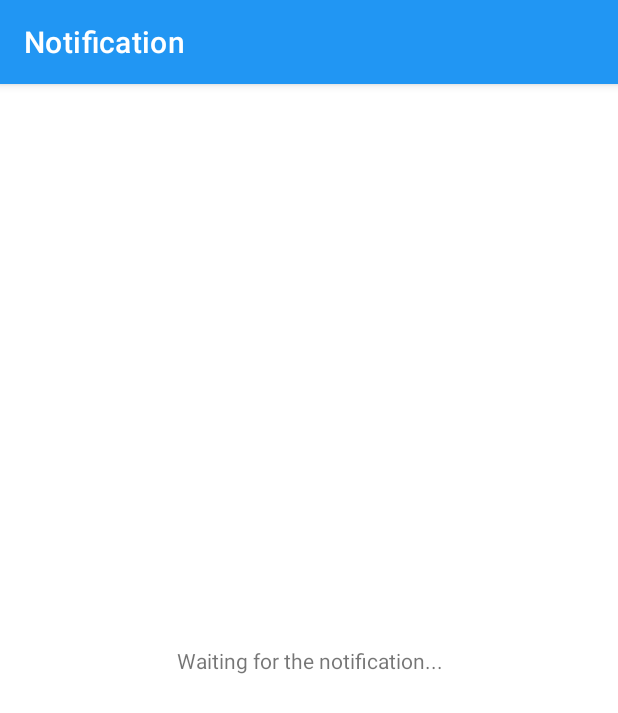
After one commit to Tuwaiq-Jeddah-Kotlin-1/EnjazZoneApp, an Android app: the ResultActivity screen opened directly, with no data from a screen before it, on a phone screen of 412 x 824 dp. The commit adds this screen. Shown: the top 713 px of the screen. Run offline under Robolectric (Android 15) with nearby library versions, the phone set to English and light mode, and no system bars.

Commit message:
Eleventh Commit: Adding Notification feature.

```diff
--- a/app/build.gradle
+++ b/app/build.gradle
@@ -50,8 +50,8 @@ android {
 }
 
 dependencies {
-/*    //WorkManager Library
-    implementation 'androidx.work:work-runtime-ktx:2.7.1'*/
+    //WorkManager Library
+    implementation 'androidx.work:work-runtime-ktx:2.7.1'
 
     //implementation "recyclerview:1.2.0-alpha02"
     //implementation "androidx.recyclerview:recyclerview:1.2.1"
--- a/app/src/main/java/com/tuwaiq/enjazzoneapp/SplashScreen.kt
+++ b/app/src/main/java/com/tuwaiq/enjazzoneapp/SplashScreen.kt
@@ -22,6 +22,7 @@ const val wakeupSharedPrefStringKey = "WAKE_UP_STRING"
 const val wakeupSharedPrefLongKey = "WAKE_UP_LONG"
 const val milliSecondsInDay:Long = 86400000
 const val hasChangesSharedPrefBooleanKey = "HAS_CHANGED"
+const val numberOfTasksSharedPrefStringKey = "NUMBER_OF_TASKS"
 
 @Suppress("DEPRECATION")
 class SplashScreen : AppCompatActivity() {
--- /dev/null
+++ b/app/src/main/java/com/tuwaiq/enjazzoneapp/notifications/ResultActivity.kt
@@ -0,0 +1,26 @@
+package com.tuwaiq.enjazzoneapp.notifications
+
+import android.os.Bundle
+import android.widget.TextView
+import androidx.appcompat.app.AppCompatActivity
+import com.tuwaiq.enjazzoneapp.R
+//import kotlinx.android.synthetic.main.activity_result.*
+
+class ResultActivity : AppCompatActivity() {
+    private lateinit var txtTitleView:TextView
+    private lateinit var txtMsgView:TextView
+
+    override fun onCreate(savedInstanceState: Bundle?) {
+        super.onCreate(savedInstanceState)
+        setContentView(R.layout.activity_result)
+        txtTitleView = findViewById(R.id.txtTitleView)
+        txtTitleView = findViewById(R.id.txtMsgView)
+        if (intent.getBooleanExtra("notification", false)) { //Just for confirmation
+            txtTitleView.text = intent.getStringExtra("title")
+            txtMsgView.text = intent.getStringExtra("message")
+
+        }
+
+
+    }
+}
--- a/app/src/main/java/com/tuwaiq/enjazzoneapp/ui/todo/ToDoFragment.kt
+++ b/app/src/main/java/com/tuwaiq/enjazzoneapp/ui/todo/ToDoFragment.kt
@@ -153,6 +153,7 @@ class ToDoFragment : Fragment() {
         vmViewModel.getAllTasksSortedByDescendingNowDate().observe(viewLifecycleOwner) {
             rvAdapter = TodoRVListAdapter(it, view)
             recyclerView.adapter = rvAdapter
+            sharedPreferences.edit().putString(numberOfTasksSharedPrefStringKey, it.size.toString()).apply()
         }
 /*        todoRecyclerView.setOnClickListener {
             vmViewModel.resumeToFragmentDirectionSpecification.observe(viewLifecycleOwner) {
--- /dev/null
+++ b/app/src/main/res/layout/activity_result.xml
@@ -0,0 +1,36 @@
+<?xml version="1.0" encoding="utf-8"?>
+<androidx.constraintlayout.widget.ConstraintLayout xmlns:android="http://schemas.android.com/apk/res/android"
+        android:layout_width="match_parent"
+        android:layout_height="match_parent"
+        xmlns:app="http://schemas.android.com/apk/res-auto"
+        xmlns:tools="http://schemas.android.com/tools"
+        tools:context=".notifications.ResultActivity">
+
+    <TextView
+            android:id="@+id/txtTitleView"
+            android:layout_width="wrap_content"
+            android:layout_height="wrap_content"
+            android:layout_marginBottom="16dp"
+            android:layout_marginEnd="8dp"
+            android:layout_marginStart="8dp"
+            android:textStyle="bold"
+            app:layout_constraintBottom_toTopOf="@+id/txtMsgView"
+            app:layout_constraintEnd_toEndOf="parent"
+            app:layout_constraintStart_toStartOf="parent" />
+
+    <TextView
+            android:id="@+id/txtMsgView"
+            android:layout_width="wrap_content"
+            android:layout_height="wrap_content"
+            android:layout_marginBottom="8dp"
+            android:layout_marginEnd="8dp"
+            android:layout_marginStart="8dp"
+            android:layout_marginTop="8dp"
+            android:text="Waiting for the notification..."
+            android:textAlignment="center"
+            app:layout_constraintBottom_toBottomOf="parent"
+            app:layout_constraintEnd_toEndOf="parent"
+            app:layout_constraintStart_toStartOf="parent"
+            app:layout_constraintTop_toTopOf="parent" />
+
+</androidx.constraintlayout.widget.ConstraintLayout>
--- a/app/src/main/res/values/strings.xml
+++ b/app/src/main/res/values/strings.xml
@@ -24,4 +24,8 @@
     <string name="hello_blank_fragment">Hello blank fragment</string>
     <string name="open">Open</string>
     <string name="close">Close</string>
+    <string name="notification_channel_description">"Number of current all tasks is: "</string>
+    <string name="notification_header">Notification</string>
+    <string name="notification_title">Reminder Notification</string>
+    <string name="notification_message">"The Number of all tasks is: "</string>
 </resources>
```
Also changed, not shown: app/src/main/AndroidManifest.xml (+20 -5 lines), app/src/main/java/com/tuwaiq/enjazzoneapp/MainActivity.kt (+9 -0 lines), app/src/main/java/com/tuwaiq/enjazzoneapp/notifications/AlarmReceiver.kt (added, +20 -0 lines), app/src/main/java/com/tuwaiq/enjazzoneapp/notifications/NotificationService.kt (added, +125 -0 lines), app/src/main/java/com/tuwaiq/enjazzoneapp/notifications/NotificationUtils.kt (added, +40 -0 lines), app/src/main/res/drawable/ic_launcher_achieve.png (added), 136 other files.
